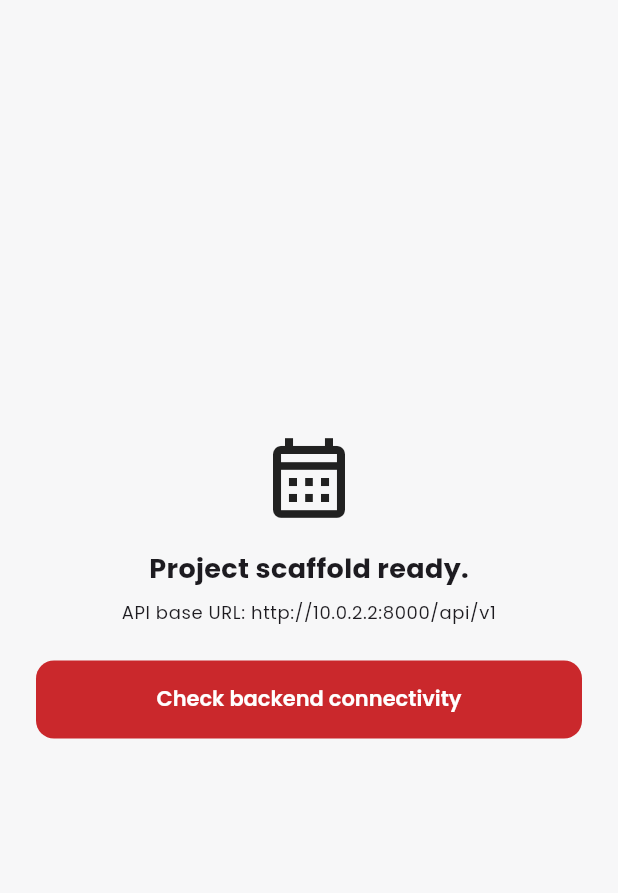
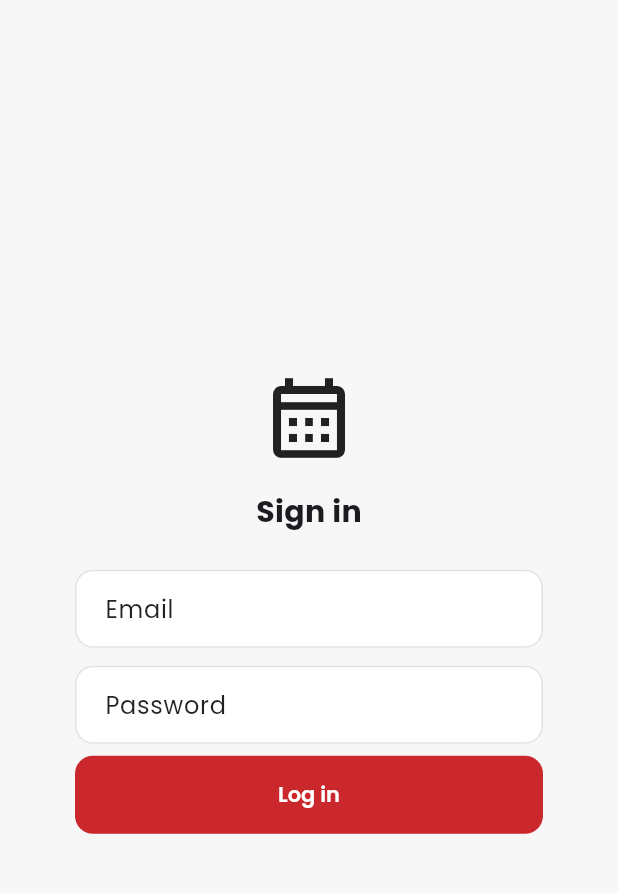
Before and after one commit to sokhai-cambodia/hr-leave-management-flutter, a Flutter app: the screen it shows after launch, on a phone screen of 412 x 824 dp, the part 58-951 px from its top. Run offline on Flutter 3.47's test engine with Material 3 defaults, Android fonts, the phone set to English and light mode, and no system bars; our stand-ins replace dio, flutter_secure_storage, get, get_storage, google_fonts; accounts and stored records are empty.

Commit message:
Task 1.1: login, token storage, current-user fetch, welcome screen
Adds UserModel (mirrors backend UserPublic), AuthRepository
(login()/fetchMe() against the OAuth2 password-flow endpoint),
AuthController, LoginView, and a minimal post-login WelcomeView.
InitialBinding wires core services + auth dependencies via GetX,
pulled forward from Task 2.1 like the theme was. Replaces main.dart's
throwaway Task 0.2 smoke screen with the real login entry point.

Verified live on an Android emulator against the real backend: valid
FIRST_SUPERUSER login persists the token and shows the correct email,
invalid creds show the backend's message without navigating, and
logout returns to a clean login screen.

```diff
--- /dev/null
+++ b/lib/data/models/user_model.dart
@@ -0,0 +1,41 @@
+class TeamSummary {
+  const TeamSummary({required this.id, required this.name});
+
+  final String id;
+  final String name;
+
+  factory TeamSummary.fromJson(Map<String, dynamic> json) {
+    return TeamSummary(id: json['id'] as String, name: json['name'] as String);
+  }
+}
+
+/// Mirrors the backend's `UserPublic` response from `/users/me`.
+class UserModel {
+  const UserModel({
+    required this.id,
+    required this.email,
+    required this.isActive,
+    required this.isSuperuser,
+    this.fullName,
+    this.team,
+  });
+
+  final String id;
+  final String email;
+  final bool isActive;
+  final bool isSuperuser;
+  final String? fullName;
+  final TeamSummary? team;
+
+  factory UserModel.fromJson(Map<String, dynamic> json) {
+    final teamJson = json['team'] as Map<String, dynamic>?;
+    return UserModel(
+      id: json['id'] as String,
+      email: json['email'] as String,
+      isActive: json['is_active'] as bool,
+      isSuperuser: json['is_superuser'] as bool,
+      fullName: json['full_name'] as String?,
+      team: teamJson != null ? TeamSummary.fromJson(teamJson) : null,
+    );
+  }
+}
--- /dev/null
+++ b/lib/data/repositories/auth_repository.dart
@@ -0,0 +1,33 @@
+import 'package:dio/dio.dart';
+
+import '../../core/errors/api_exception.dart';
+import '../models/user_model.dart';
+
+class AuthRepository {
+  AuthRepository({required this._dio});
+
+  final Dio _dio;
+
+  /// OAuth2 password flow — FastAPI expects a form-encoded body.
+  Future<String> login({required String email, required String password}) async {
+    try {
+      final response = await _dio.post<Map<String, dynamic>>(
+        '/login/access-token',
+        data: {'username': email, 'password': password},
+        options: Options(contentType: Headers.formUrlEncodedContentType),
+      );
+      return response.data!['access_token'] as String;
+    } on DioException catch (e) {
+      throw ApiException.fromDioException(e);
+    }
+  }
+
+  Future<UserModel> fetchMe() async {
+    try {
+      final response = await _dio.get<Map<String, dynamic>>('/users/me');
+      return UserModel.fromJson(response.data!);
+    } on DioException catch (e) {
+      throw ApiException.fromDioException(e);
+    }
+  }
+}
--- /dev/null
+++ b/lib/features/auth/controllers/auth_controller.dart
@@ -0,0 +1,46 @@
+import 'package:get/get.dart';
+
+import '../../../core/errors/api_exception.dart';
+import '../../../core/storage/secure_storage_service.dart';
+import '../../../data/models/user_model.dart';
+import '../../../data/repositories/auth_repository.dart';
+import '../views/login_view.dart';
+import '../views/welcome_view.dart';
+
+class AuthController extends GetxController {
+  AuthController({
+    required this._authRepository,
+    required this._secureStorageService,
+  });
+
+  final AuthRepository _authRepository;
+  final SecureStorageService _secureStorageService;
+
+  final isLoading = false.obs;
+  final errorMessage = RxnString();
+  final currentUser = Rx<UserModel?>(null);
+
+  Future<void> login({required String email, required String password}) async {
+    isLoading.value = true;
+    errorMessage.value = null;
+    try {
+      final token = await _authRepository.login(
+        email: email,
+        password: password,
+      );
+      await _secureStorageService.saveToken(token);
+      currentUser.value = await _authRepository.fetchMe();
+      Get.off(() => const WelcomeView());
+    } on ApiException catch (e) {
+      errorMessage.value = e.message;
+    } finally {
+      isLoading.value = false;
+    }
+  }
+
+  Future<void> logout() async {
+    await _secureStorageService.deleteToken();
+    currentUser.value = null;
+    Get.off(() => const LoginView());
+  }
+}
--- /dev/null
+++ b/lib/features/auth/views/login_view.dart
@@ -0,0 +1,85 @@
+import 'package:flutter/material.dart';
+import 'package:get/get.dart';
+
+import '../controllers/auth_controller.dart';
+
+class LoginView extends GetView<AuthController> {
+  const LoginView({super.key});
+
+  @override
+  Widget build(BuildContext context) {
+    final emailController = TextEditingController();
+    final passwordController = TextEditingController();
+
+    return Scaffold(
+      appBar: AppBar(title: const Text('HR Leave Management')),
+      body: Center(
+        child: ConstrainedBox(
+          constraints: const BoxConstraints(maxWidth: 360),
+          child: Padding(
+            padding: const EdgeInsets.all(24),
+            child: Column(
+              mainAxisAlignment: MainAxisAlignment.center,
+              children: [
+                const Icon(Icons.calendar_month_outlined, size: 64),
+                const SizedBox(height: 16),
+                const Text(
+                  'Sign in',
+                  style: TextStyle(fontSize: 20, fontWeight: FontWeight.bold),
+                ),
+                const SizedBox(height: 24),
+                TextField(
+                  controller: emailController,
+                  keyboardType: TextInputType.emailAddress,
+                  decoration: const InputDecoration(labelText: 'Email'),
+                ),
+                const SizedBox(height: 12),
+                TextField(
+                  controller: passwordController,
+                  obscureText: true,
+                  decoration: const InputDecoration(labelText: 'Password'),
+                ),
+                const SizedBox(height: 8),
+                Obx(() {
+                  final message = controller.errorMessage.value;
+                  if (message == null) return const SizedBox.shrink();
+                  return Padding(
+                    padding: const EdgeInsets.only(bottom: 8),
+                    child: Text(
+                      message,
+                      style: TextStyle(
+                        color: Theme.of(context).colorScheme.error,
+                      ),
+                      textAlign: TextAlign.center,
+                    ),
+                  );
+                }),
+                Obx(() {
+                  final isLoading = controller.isLoading.value;
+                  return SizedBox(
+                    width: double.infinity,
+                    child: ElevatedButton(
+                      onPressed: isLoading
+                          ? null
+                          : () => controller.login(
+                              email: emailController.text.trim(),
+                              password: passwordController.text,
+                            ),
+                      child: isLoading
+                          ? const SizedBox(
+                              height: 20,
+                              width: 20,
+                              child: CircularProgressIndicator(strokeWidth: 2),
+                            )
+                          : const Text('Log in'),
+                    ),
+                  );
+                }),
+              ],
+            ),
+          ),
+        ),
+      ),
+    );
+  }
+}
--- a/lib/main.dart
+++ b/lib/main.dart
@@ -1,23 +1,14 @@
-import 'package:dio/dio.dart';
 import 'package:flutter/material.dart';
 import 'package:get/get.dart';
 import 'package:get_storage/get_storage.dart';
 
+import 'app/bindings/initial_binding.dart';
 import 'app/theme/app_theme.dart';
-import 'core/constants/env.dart';
-import 'core/errors/api_exception.dart';
-import 'core/network/dio_client.dart';
-import 'core/storage/local_cache_service.dart';
-import 'core/storage/secure_storage_service.dart';
+import 'features/auth/views/login_view.dart';
 
 Future<void> main() async {
   WidgetsFlutterBinding.ensureInitialized();
   await GetStorage.init();
-
-  final secureStorageService = Get.put(SecureStorageService());
-  Get.put(LocalCacheService());
-  Get.put(DioClient(secureStorageService: secureStorageService));
-
   runApp(const HrLeaveManagementApp());
 }
 
@@ -31,105 +22,8 @@ class HrLeaveManagementApp extends StatelessWidget {
       theme: AppTheme.light,
       darkTheme: AppTheme.dark,
       themeMode: ThemeMode.light,
-      home: const PlaceholderHomePage(),
+      initialBinding: InitialBinding(),
+      home: const LoginView(),
     );
   }
 }
-
-class PlaceholderHomePage extends StatelessWidget {
-  const PlaceholderHomePage({super.key});
-
-  @override
-  Widget build(BuildContext context) {
-    return Scaffold(
-      appBar: AppBar(title: const Text('HR Leave Management')),
-      body: Center(
-        child: Padding(
-          padding: const EdgeInsets.all(24),
-          child: Column(
-            mainAxisAlignment: MainAxisAlignment.center,
-            children: [
-              const Icon(Icons.calendar_month_outlined, size: 64),
-              const SizedBox(height: 16),
-              const Text(
-                'Project scaffold ready.',
-                style: TextStyle(fontSize: 18, fontWeight: FontWeight.bold),
-              ),
-              const SizedBox(height: 8),
-              Text(
-                'API base URL: ${Env.apiBaseUrl}',
-                style: Theme.of(context).textTheme.bodySmall,
-                textAlign: TextAlign.center,
-              ),
-              const SizedBox(height: 24),
-              const _HealthCheckSection(),
-            ],
-          ),
-        ),
-      ),
-    );
-  }
-}
-
-enum _HealthState { idle, loading, healthy, unhealthy, error }
-
-/// Throwaway connectivity smoke test — Task 0.2. Superseded once the app
-/// shell/dashboard land in Phase 2.
-class _HealthCheckSection extends StatefulWidget {
-  const _HealthCheckSection();
-
-  @override
-  State<_HealthCheckSection> createState() => _HealthCheckSectionState();
-}
-
-class _HealthCheckSectionState extends State<_HealthCheckSection> {
-  _HealthState _state = _HealthState.idle;
-  String? _errorMessage;
-
-  Future<void> _checkHealth() async {
-    setState(() {
-      _state = _HealthState.loading;
-      _errorMessage = null;
-    });
-
-    try {
-      final dio = Get.find<DioClient>().dio;
-      final response = await dio.get<bool>('/utils/health-check/');
-      setState(() {
-        _state = response.data == true
-            ? _HealthState.healthy
-            : _HealthState.unhealthy;
-      });
-    } on DioException catch (e) {
-      final apiException = ApiException.fromDioException(e);
-      setState(() {
-        _state = _HealthState.error;
-        _errorMessage = apiException.message;
-      });
-    }
-  }
-
-  @override
-  Widget build(BuildContext context) {
-    return Column(
-      children: [
-        ElevatedButton(
-          onPressed: _state == _HealthState.loading ? null : _checkHealth,
-          child: const Text('Check backend connectivity'),
-        ),
-        const SizedBox(height: 8),
-        Text(
-          switch (_state) {
-            _HealthState.idle => '',
-            _HealthState.loading => 'Checking…',
-            _HealthState.healthy => 'Backend reachable: true',
-            _HealthState.unhealthy => 'Backend reachable: false',
-            _HealthState.error => _errorMessage ?? 'Unknown error',
-          },
-          style: Theme.of(context).textTheme.bodySmall,
-          textAlign: TextAlign.center,
-        ),
-      ],
-    );
-  }
-}
```
Also changed, not shown: lib/app/bindings/initial_binding.dart (added, +25 -0 lines), lib/features/auth/views/welcome_view.dart (added, +44 -0 lines), 2 other files.
